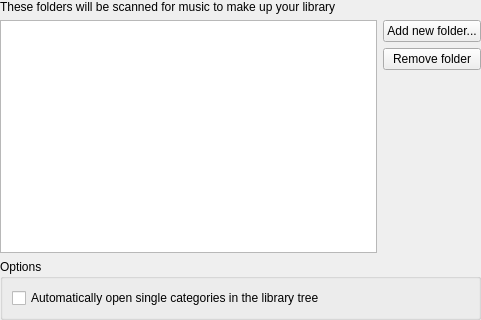
Old version of the form src/library/libraryconfig.ui in the repository clementine-player/Clementine.
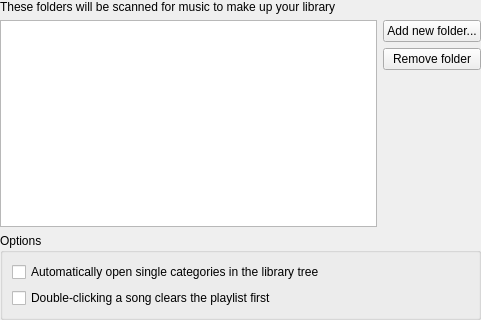
New version of the form. Icons and pictures are not drawn.

Commit message: Add a "load" menu item to the library, files view, and radio view to replace the current playlist with the selection.  Also add an option to make this the default.  Fixes issue #311

What changed in the file:
```diff
--- a/src/library/libraryconfig.ui
+++ b/src/library/libraryconfig.ui
@@ -91,6 +91,13 @@
         </property>
        </widget>
       </item>
+      <item>
+       <widget class="QCheckBox" name="auto_load">
+        <property name="text">
+         <string>Double-clicking a song clears the playlist first</string>
+        </property>
+       </widget>
+      </item>
      </layout>
     </widget>
    </item>
```
Left out of the diff: 6 changed lines with no effect on the pictures. The commit also changes 31 other files.
